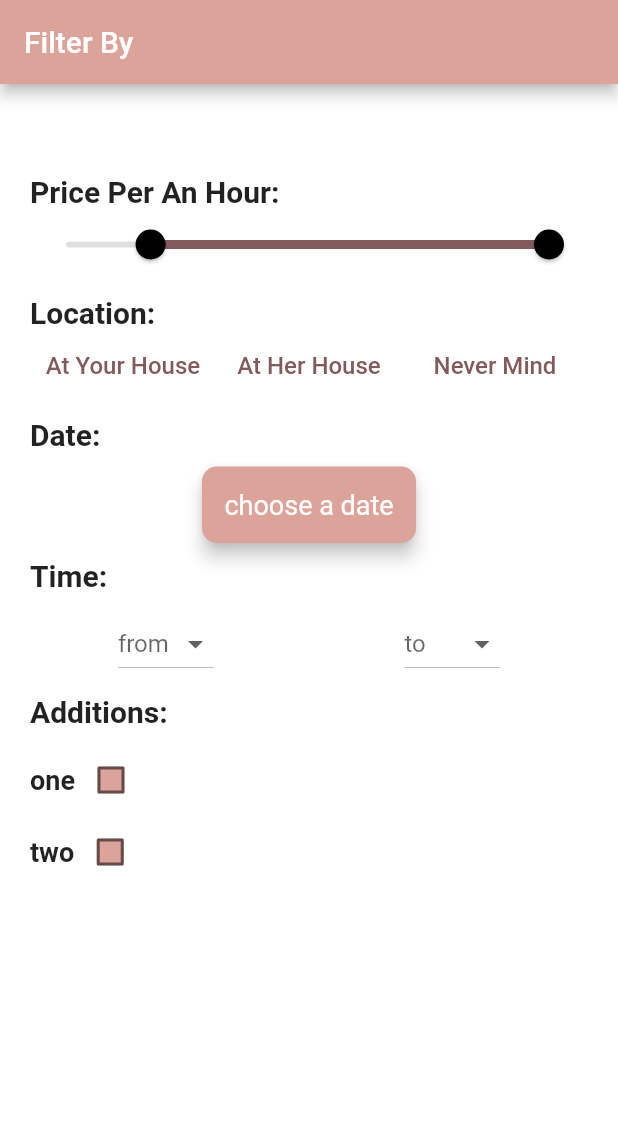
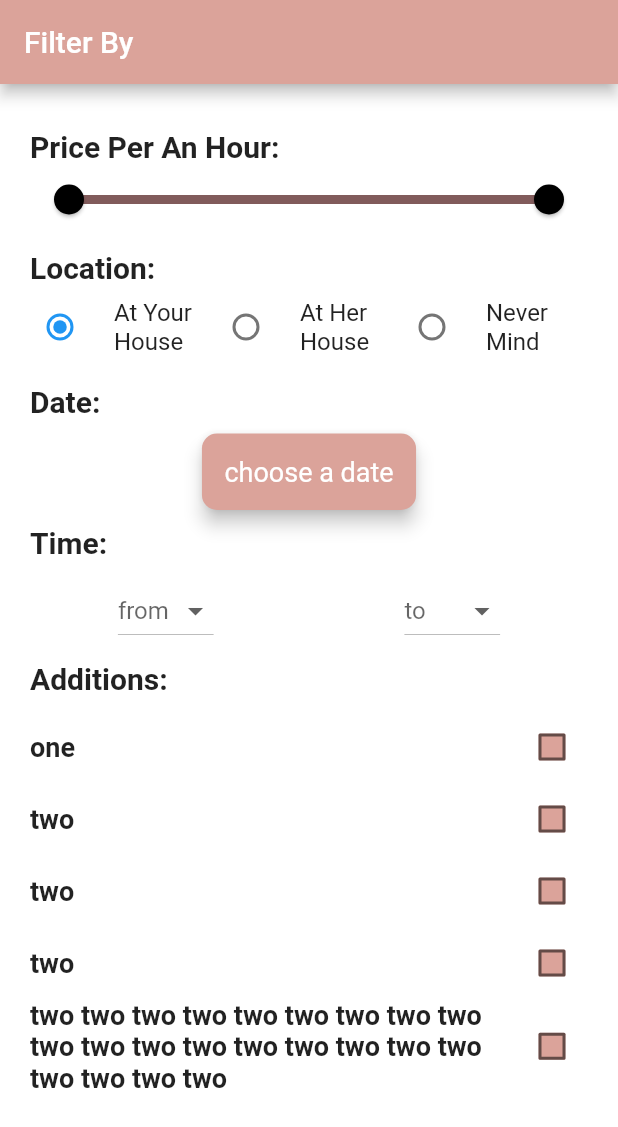
Before and after one commit to Tomerki/Babysitter_Social_App_Client, a Flutter app: the screen it shows after launch, on a phone screen of 412 x 824 dp. Shown: the top 1127 px of the screen. Run offline on Flutter 3.47's test engine with Material 2 defaults, Android fonts, the phone set to English and light mode, and no system bars.

Commit message:
more filter screen

```diff
--- a/lib/screens/babysitter_profile_screen.dart
+++ b/lib/screens/babysitter_profile_screen.dart
@@ -16,8 +16,8 @@ class _BabysitterProfileScreenState extends State<BabysitterProfileScreen> {
     showDatePicker(
       context: context,
       initialDate: DateTime.now(),
-      firstDate: DateTime(2023),
-      lastDate: DateTime.now(),
+      firstDate: DateTime.now(),
+      lastDate: DateTime.now().add(Duration(days: 365)),
       builder: (context, child) {
         return Theme(
           data: ThemeData.light().copyWith(
--- a/lib/screens/filter_screen.dart
+++ b/lib/screens/filter_screen.dart
@@ -3,6 +3,8 @@ import 'package:flutter/material.dart';
 const kTextLabelTheme = TextStyle(fontSize: 20.0, fontWeight: FontWeight.w700);
 const kCardTextStyle = TextStyle(color: Colors.white, fontSize: 15);
 const List<String> list = <String>['One', 'Two', 'Three', 'Four'];
+
+enum LocationOprions { at_your_house, at_her_house, never_mind }
 
 class FilterScreen extends StatefulWidget {
   static final routeName = 'FilterSecScreen';
@@ -13,19 +15,19 @@ class FilterScreen extends StatefulWidget {
 
 class _FilterScreennState extends State<FilterScreen> {
   late double selectedValue;
-  // String? minDropdownValue;
-  // String? maxDropdownValue;
   int? fromDropdownValue;
   int? toDropdownValue;
   bool isCheckedOne = false;
   bool isCheckedTwo = false;
-  RangeValues values = RangeValues(17.0, 100.0);
+  RangeValues values = RangeValues(0.0, 100.0);
+  LocationOprions? _locationOprions = LocationOprions.at_your_house;
+
   void _presentDatePicker() {
     showDatePicker(
       context: context,
       initialDate: DateTime.now(),
-      firstDate: DateTime(2023),
-      lastDate: DateTime.now(),
+      firstDate: DateTime.now(),
+      lastDate: DateTime.now().add(Duration(days: 365)),
       builder: (context, child) {
         return Theme(
           data: ThemeData.light().copyWith(
@@ -67,7 +69,7 @@ class _FilterScreennState extends State<FilterScreen> {
               crossAxisAlignment: CrossAxisAlignment.start,
               children: <Widget>[
                 Container(
-                  padding: EdgeInsets.only(top: 40.0),
+                  padding: EdgeInsets.only(top: 10.0),
                   child: Row(
                     children: <Widget>[
                       Text(
@@ -112,50 +114,44 @@ class _FilterScreennState extends State<FilterScreen> {
                 ),
                 Row(
                   mainAxisAlignment: MainAxisAlignment.spaceEvenly,
-                  children: <Widget>[
+                  children: [
                     Expanded(
-                      child: FittedBox(
-                        fit: BoxFit.scaleDown,
-                        child: TextButton(
-                          onPressed: () {},
-                          child: Text(
-                            'At Your House',
-                            style: TextStyle(
-                              fontSize: 16,
-                              color: Color.fromARGB(255, 129, 91, 91),
-                            ),
-                          ),
-                        ),
+                      child: RadioListTile<LocationOprions>(
+                        contentPadding: EdgeInsets.all(0),
+                        title: const Text('At Your House'),
+                        value: LocationOprions.at_your_house,
+                        groupValue: _locationOprions,
+                        onChanged: (LocationOprions? value) {
+                          setState(() {
+                            _locationOprions = value;
+                          });
+                        },
                       ),
                     ),
                     Expanded(
-                      child: FittedBox(
-                        fit: BoxFit.scaleDown,
-                        child: TextButton(
-                          onPressed: () {},
-                          child: Text(
-                            'At Her House',
-                            style: TextStyle(
-                              fontSize: 16,
-                              color: Color.fromARGB(255, 129, 91, 91),
-                            ),
-                          ),
-                        ),
+                      child: RadioListTile<LocationOprions>(
+                        contentPadding: EdgeInsets.all(0),
+                        title: const Text('At Her House'),
+                        value: LocationOprions.at_her_house,
+                        groupValue: _locationOprions,
+                        onChanged: (LocationOprions? value) {
+                          setState(() {
+                            _locationOprions = value;
+                          });
+                        },
                       ),
                     ),
                     Expanded(
-                      child: FittedBox(
-                        fit: BoxFit.scaleDown,
-                        child: TextButton(
-                          onPressed: () {},
-                          child: Text(
-                            'Never Mind',
-                            style: TextStyle(
-                              fontSize: 16,
-                              color: Color.fromARGB(255, 129, 91, 91),
-                            ),
-                          ),
-                        ),
+                      child: RadioListTile<LocationOprions>(
+                        contentPadding: EdgeInsets.all(0),
+                        title: const Text('Never Mind'),
+                        value: LocationOprions.never_mind,
+                        groupValue: _locationOprions,
+                        onChanged: (LocationOprions? value) {
+                          setState(() {
+                            _locationOprions = value;
+                          });
+                        },
                       ),
                     ),
                   ],
@@ -216,27 +212,6 @@ class _FilterScreennState extends State<FilterScreen> {
                               });
                             },
                           ),
-                          // DropdownButton<String>(
-                          //   hint: Text('from'),
-                          //   value: minDropdownValue,
-                          //   underline: Container(
-                          //     height: 2,
-                          //     color: Colors.black,
-                          //   ),
-                          //   onChanged: (String? value) {
-                          //     // This is called when the user selects an item.
-                          //     setState(() {
-                          //       minDropdownValue = value!;
-                          //     });
-                          //   },
-                          //   items: list
-                          //       .map<DropdownMenuItem<String>>((String val) {
-                          //     return DropdownMenuItem<String>(
-                          //       value: val,
-                          //       child: Text(val),
-                          //     );
-                          //   }).toList(),
-                          // ),
                         ],
                       ),
                     ),
@@ -264,27 +239,6 @@ class _FilterScreennState extends State<FilterScreen> {
                               });
                             },
                           ),
-                          // DropdownButton<String>(
-                          //   hint: Text('to'),
-                          //   value: maxDropdownValue,
-                          //   underline: Container(
-                          //     height: 2,
-                          //     color: Colors.black,
-                          //   ),
-                          //   onChanged: (String? value) {
-                          //     // This is called when the user selects an item.
-                          //     setState(() {
-                          //       maxDropdownValue = value!;
-                          //     });
-                          //   },
-                          //   items: list
-                          //       .map<DropdownMenuItem<String>>((String val) {
-                          //     return DropdownMenuItem<String>(
-                          //       value: val,
-                          //       child: Text(val),
-                          //     );
-                          //   }).toList(),
-                          // ),
                         ],
                       ),
                     ),
@@ -297,10 +251,16 @@ class _FilterScreennState extends State<FilterScreen> {
                     style: kTextLabelTheme,
                   ),
                 ),
-                Container(
+                Expanded(
+                  child: Container(
+                    margin: EdgeInsets.only(bottom: 10),
+                    child: Scrollbar(
+                      isAlwaysShown: true,
+                      child: SingleChildScrollView(
                         child: Column(
                           children: [
                             Row(
+                              mainAxisAlignment: MainAxisAlignment.spaceBetween,
                               children: [
                                 Text(
                                   'one',
@@ -312,7 +272,8 @@ class _FilterScreennState extends State<FilterScreen> {
                                 Checkbox(
                                   checkColor: Colors.white,
                                   fillColor: MaterialStateColor.resolveWith(
-                              (states) => Color.fromARGB(255, 219, 163, 154),
+                                    (states) =>
+                                        Color.fromARGB(255, 219, 163, 154),
                                   ),
                                   value: isCheckedOne,
                                   onChanged: (bool? value) {
@@ -324,6 +285,7 @@ class _FilterScreennState extends State<FilterScreen> {
                               ],
                             ),
                             Row(
+                              mainAxisAlignment: MainAxisAlignment.spaceBetween,
                               children: [
                                 Text(
                                   'two',
@@ -335,7 +297,85 @@ class _FilterScreennState extends State<FilterScreen> {
                                 Checkbox(
                                   checkColor: Colors.white,
                                   fillColor: MaterialStateColor.resolveWith(
-                              (states) => Color.fromARGB(255, 219, 163, 154),
+                                    (states) =>
+                                        Color.fromARGB(255, 219, 163, 154),
+                                  ),
+                                  value: isCheckedTwo,
+                                  onChanged: (bool? value) {
+                                    setState(() {
+                                      isCheckedTwo = value!;
+                                    });
+                                  },
+                                ),
+                              ],
+                            ),
+                            Row(
+                              mainAxisAlignment: MainAxisAlignment.spaceBetween,
+                              children: [
+                                Text(
+                                  'two',
+                                  style: TextStyle(
+                                    fontSize: 18,
+                                    fontWeight: FontWeight.bold,
+                                  ),
+                                ),
+                                Checkbox(
+                                  checkColor: Colors.white,
+                                  fillColor: MaterialStateColor.resolveWith(
+                                    (states) =>
+                                        Color.fromARGB(255, 219, 163, 154),
+                                  ),
+                                  value: isCheckedTwo,
+                                  onChanged: (bool? value) {
+                                    setState(() {
+                                      isCheckedTwo = value!;
+                                    });
+                                  },
+                                ),
+                              ],
+                            ),
+                            Row(
+                              mainAxisAlignment: MainAxisAlignment.spaceBetween,
+                              children: [
+                                Text(
+                                  'two',
+                                  style: TextStyle(
+                                    fontSize: 18,
+                                    fontWeight: FontWeight.bold,
+                                  ),
+                                ),
+                                Checkbox(
+                                  checkColor: Colors.white,
+                                  fillColor: MaterialStateColor.resolveWith(
+                                    (states) =>
+                                        Color.fromARGB(255, 219, 163, 154),
+                                  ),
+                                  value: isCheckedTwo,
+                                  onChanged: (bool? value) {
+                                    setState(() {
+                                      isCheckedTwo = value!;
+                                    });
+                                  },
+                                ),
+                              ],
+                            ),
+                            Row(
+                              mainAxisAlignment: MainAxisAlignment.spaceBetween,
+                              children: [
+                                Expanded(
+                                  child: Text(
+                                    'two two two two two two two two two two two two two two two two two two two two two two',
+                                    style: TextStyle(
+                                      fontSize: 18,
+                                      fontWeight: FontWeight.bold,
+                                    ),
+                                  ),
+                                ),
+                                Checkbox(
+                                  checkColor: Colors.white,
+                                  fillColor: MaterialStateColor.resolveWith(
+                                    (states) =>
+                                        Color.fromARGB(255, 219, 163, 154),
                                   ),
                                   value: isCheckedTwo,
                                   onChanged: (bool? value) {
@@ -348,7 +388,10 @@ class _FilterScreennState extends State<FilterScreen> {
                             ),
                           ],
                         ),
-                )
+                      ),
+                    ),
+                  ),
+                ),
               ],
             ),
           ),
```
Lines whose indentation alone changed are shown as unchanged.
